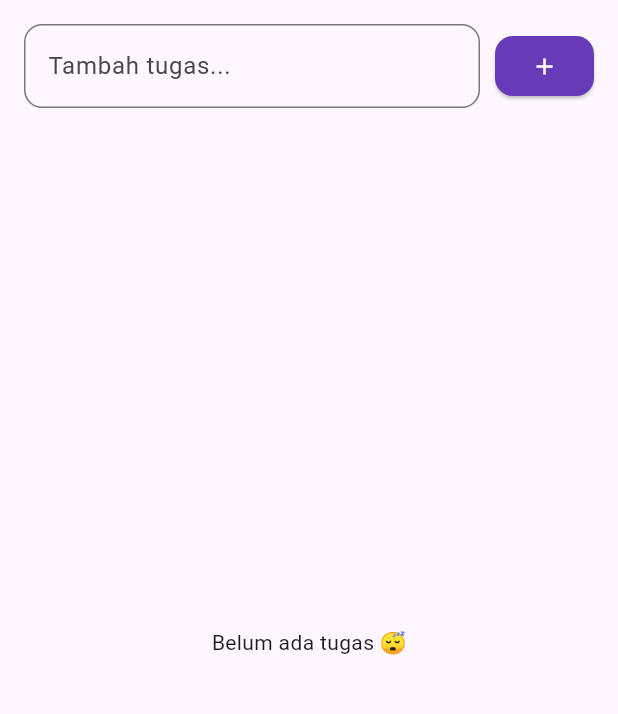
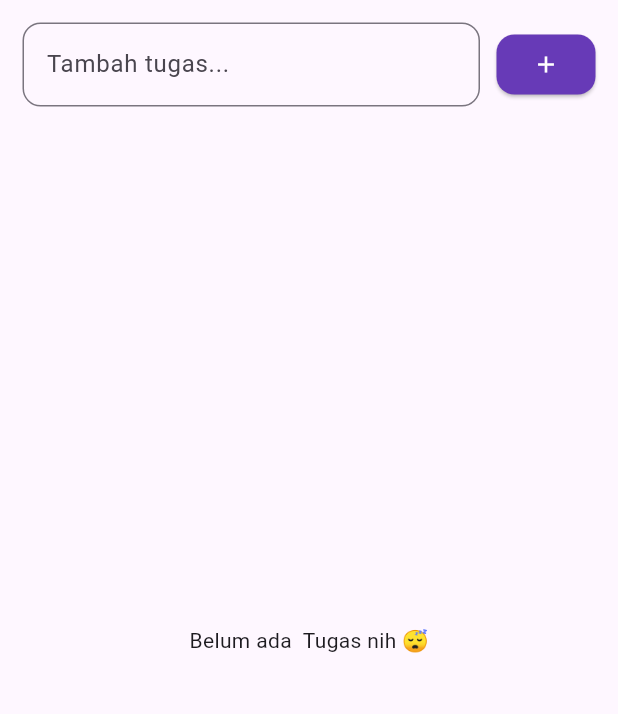
Before and after one commit to faruq010703/To_Do_List_Project, a Flutter app: the screen it shows after launch, on a phone screen of 412 x 824 dp, the part 84-798 px from its top. Run offline on Flutter 3.47's test engine with Material 3 defaults, Android fonts, the phone set to English and light mode, and no system bars.

Commit message:
menambhakan main.dart

```diff
--- a/lib/main.dart
+++ b/lib/main.dart
@@ -60,7 +60,7 @@ class _ToDoListScreenState extends State<ToDoListScreen> {
       body: Column(
         children: [
           Padding(
-            padding: EdgeInsets.all(16),
+            padding: EdgeInsets.all(15),
             child: Row(
               children: [
                 Expanded(
@@ -72,7 +72,7 @@ class _ToDoListScreenState extends State<ToDoListScreen> {
                     ),
                   ),
                 ),
-                SizedBox(width: 10),
+                SizedBox(width: 11),
                 ElevatedButton(
                   onPressed: _addTask,
                   child: Icon(Icons.add),
@@ -87,7 +87,7 @@ class _ToDoListScreenState extends State<ToDoListScreen> {
           ),
           Expanded(
             child: _tasks.isEmpty
-                ? Center(child: Text("Belum ada tugas 😴"))
+                ? Center(child: Text("Belum ada  Tugas nih 😴"))
                 : ListView.builder(
                     itemCount: _tasks.length,
                     itemBuilder: (_, index) {
```
